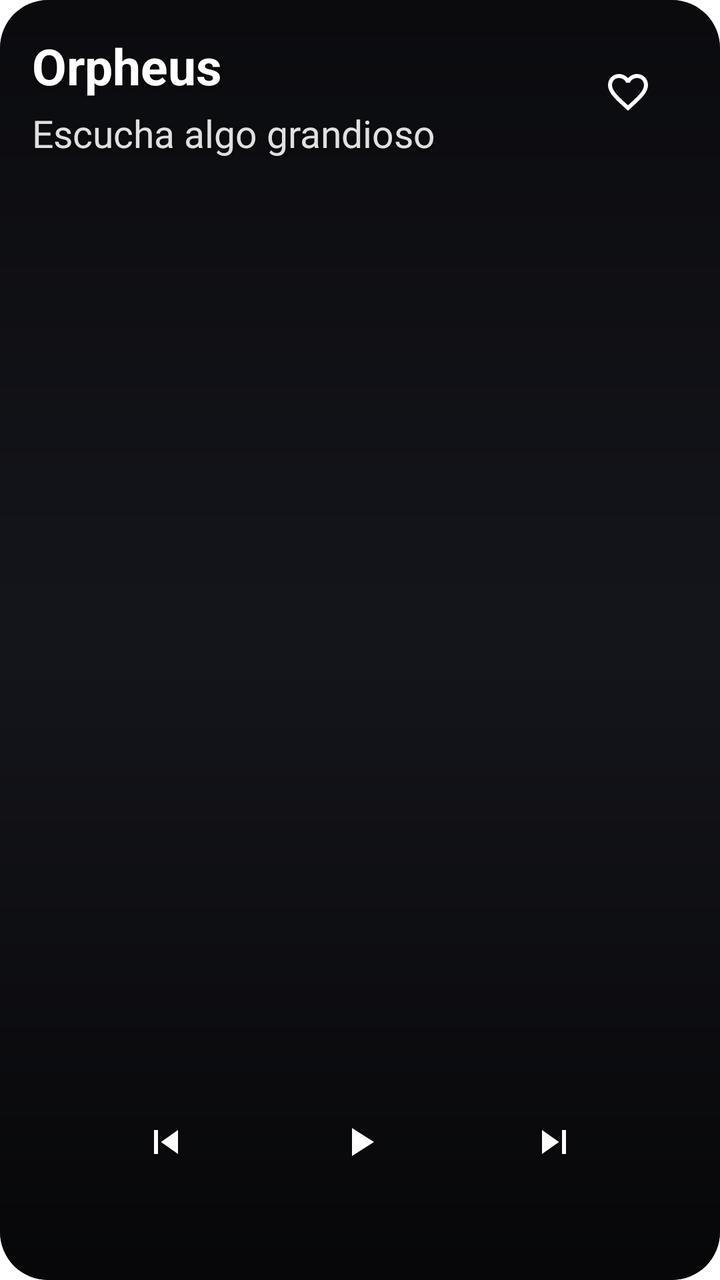
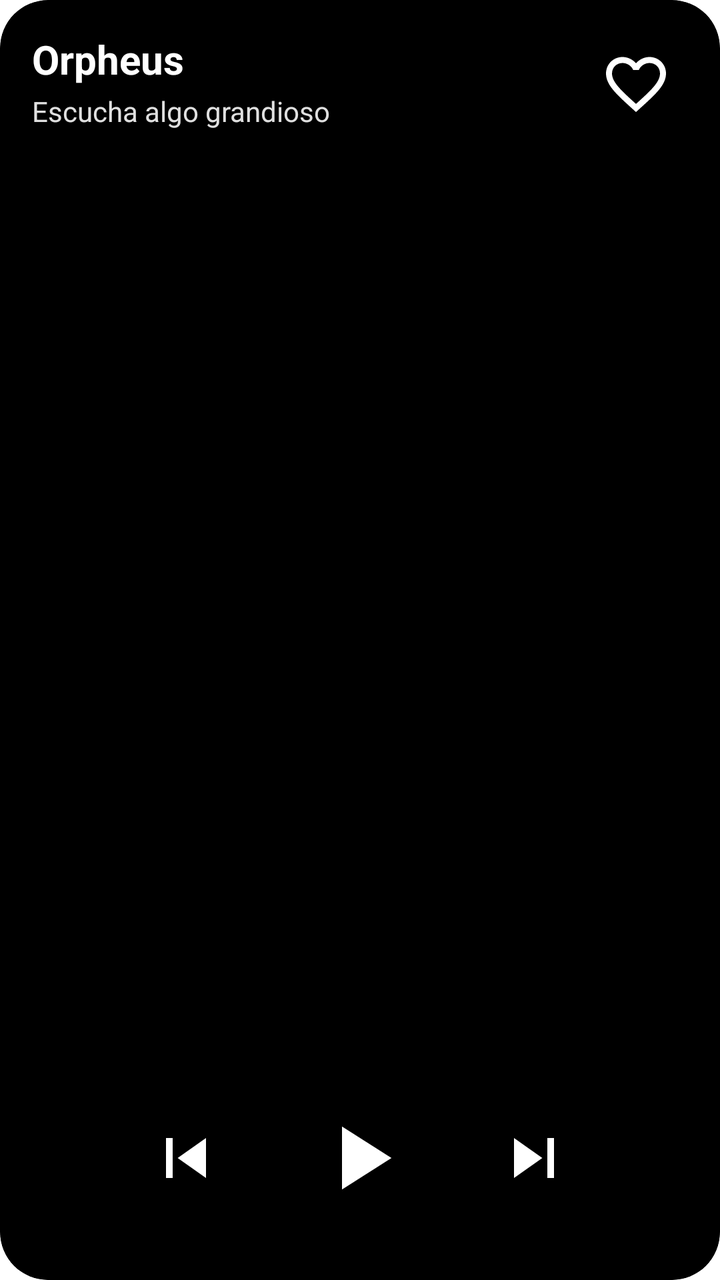

Two renders of the same Android screen: before a commit and after it. Below are the layout's source before the change and the commit's diff.
<!-- AndroidManifest.xml: fallback theme Theme.MaterialComponents.DayNight.NoActionBar -->
<!-- res/layout/orpheus_widget_immersive_layout.xml -->
<?xml version="1.0" encoding="utf-8"?>
<FrameLayout xmlns:android="http://schemas.android.com/apk/res/android"
    android:id="@+id/widget_container"
    android:layout_width="match_parent"
    android:layout_height="match_parent"
    android:background="@drawable/widget_immersive_background">

    
    <ImageView
        android:id="@+id/widget_cover_image"
        android:layout_width="match_parent"
        android:layout_height="match_parent"
        android:scaleType="centerCrop"
        android:contentDescription="@null" />

    
    <ImageView
        android:id="@+id/widget_scrim_overlay"
        android:layout_width="match_parent"
        android:layout_height="match_parent"
        android:src="@drawable/widget_immersive_scrim"
        android:scaleType="fitXY"
        android:contentDescription="@null" />

    
    <RelativeLayout
        android:id="@+id/widget_ui_overlay"
        android:layout_width="match_parent"
        android:layout_height="match_parent"
        android:padding="16dp">

        
        <ImageButton
            android:id="@+id/widget_btn_like"
            android:layout_width="60dp"
            android:layout_height="60dp"
            android:layout_alignParentTop="true"
            android:layout_alignParentEnd="true"
            android:background="@android:color/transparent"
            android:src="@drawable/ic_heart_outline"
            android:scaleType="centerInside"
            android:contentDescription="@null" />

        
        <LinearLayout
            android:id="@+id/widget_metadata_container"
            android:layout_width="match_parent"
            android:layout_height="wrap_content"
            android:layout_alignParentTop="true"
            android:layout_alignParentStart="true"
            android:layout_toStartOf="@id/widget_btn_like"
            android:layout_marginEnd="12dp"
            android:orientation="vertical">

            <TextView
                android:id="@+id/widget_track_title"
                android:layout_width="wrap_content"
                android:layout_height="wrap_content"
                android:text="Orpheus"
                android:textColor="#FFFFFF"
                android:textSize="25sp"
                android:textStyle="bold"
                android:maxLines="1"
                android:ellipsize="end"
                android:shadowColor="#80000000"
                android:shadowDx="0"
                android:shadowDy="2"
                android:shadowRadius="4" />

            <TextView
                android:id="@+id/widget_track_artist"
                android:layout_width="wrap_content"
                android:layout_height="wrap_content"
                android:layout_marginTop="4dp"
                android:text="Escucha algo grandioso"
                android:textColor="#E0E0E0"
                android:textSize="19sp"
                android:maxLines="1"
                android:ellipsize="end"
                android:shadowColor="#80000000"
                android:shadowDx="0"
                android:shadowDy="1"
                android:shadowRadius="3" />
        </LinearLayout>

        
        <LinearLayout
            android:id="@+id/widget_playback_controls"
            android:layout_width="match_parent"
            android:layout_height="wrap_content"
            android:layout_alignParentBottom="true"
            android:layout_centerHorizontal="true"
            android:layout_marginBottom="8dp"
            android:gravity="center"
            android:orientation="horizontal">

            
            <ImageButton
                android:id="@+id/widget_btn_prev"
                android:layout_width="72dp"
                android:layout_height="72dp"
                android:layout_marginEnd="16dp"
                android:background="@android:color/transparent"
                android:src="@drawable/ic_skip_previous"
                android:scaleType="centerInside"
                android:contentDescription="@null" />

            
            <ImageButton
                android:id="@+id/widget_btn_play_pause"
                android:layout_width="90dp"
                android:layout_height="90dp"
                android:background="@android:color/transparent"
                android:src="@drawable/ic_play"
                android:scaleType="centerInside"
                android:contentDescription="@null" />

            
            <ImageButton
                android:id="@+id/widget_btn_next"
                android:layout_width="72dp"
                android:layout_height="72dp"
                android:layout_marginStart="16dp"
                android:background="@android:color/transparent"
                android:src="@drawable/ic_skip_next"
                android:scaleType="centerInside"
                android:contentDescription="@null" />
        </LinearLayout>

    </RelativeLayout>
</FrameLayout>
<!-- resources referenced by this layout -->
<resources>
  <!-- drawable ic_heart_outline (drawable) -->
  <vector xmlns:android="http://schemas.android.com/apk/res/android"
      android:width="24dp"
      android:height="24dp"
      android:viewportWidth="24"
      android:viewportHeight="24">
      <path
          android:fillColor="#FFFFFFFF"
          android:pathData="M16.5,3c-1.74,0 -3.41,0.81 -4.5,2.09C10.91,3.81 9.24,3 7.5,3 4.42,3 2,5.42 2,8.5c0,3.78 3.4,6.86 8.55,11.54L12,21.35l1.45,-1.32C18.6,15.36 22,12.28 22,8.5 22,5.42 19.58,3 16.5,3zM12.1,18.55l-0.1,0.1 -0.1,-0.1C7.14,14.24 4,11.39 4,8.5 4,6.5 5.5,5 7.5,5c1.54,0 3.04,0.99 3.57,2.36h1.87C13.46,5.99 14.96,5 16.5,5c2,0 3.5,1.5 3.5,3.5 0,2.89 -3.14,5.74 -7.9,10.05z"/>
  </vector>
  <!-- drawable ic_play (drawable) -->
  <vector xmlns:android="http://schemas.android.com/apk/res/android"
      android:width="24dp"
      android:height="24dp"
      android:viewportWidth="24"
      android:viewportHeight="24">
      <path
          android:fillColor="#FFFFFFFF"
          android:pathData="M8,5v14l11,-7z"/>
  </vector>
  <!-- drawable ic_skip_next (drawable) -->
  <vector xmlns:android="http://schemas.android.com/apk/res/android"
      android:width="24dp"
      android:height="24dp"
      android:viewportWidth="24"
      android:viewportHeight="24">
      <path
          android:fillColor="#FFFFFFFF"
          android:pathData="M6,18l8.5,-6L6,6v12zM16,6v12h2V6h-2z"/>
  </vector>
  <!-- drawable ic_skip_previous (drawable) -->
  <vector xmlns:android="http://schemas.android.com/apk/res/android"
      android:width="24dp"
      android:height="24dp"
      android:viewportWidth="24"
      android:viewportHeight="24">
      <path
          android:fillColor="#FFFFFFFF"
          android:pathData="M6,6h2v12H6zm3.5,6l8.5,6V6z"/>
  </vector>
  <!-- drawable widget_immersive_background (drawable) -->
  <?xml version="1.0" encoding="utf-8"?>
  <shape xmlns:android="http://schemas.android.com/apk/res/android"
      android:shape="rectangle">
      <corners android:radius="24dp" />
      <solid android:color="#14151B" />
  </shape>
  <!-- drawable widget_immersive_scrim (drawable) -->
  <?xml version="1.0" encoding="utf-8"?>
  <shape xmlns:android="http://schemas.android.com/apk/res/android"
      android:shape="rectangle">
      <corners android:radius="24dp" />
      <gradient
          android:type="linear"
          android:angle="270"
          android:startColor="#80000000"
          android:centerColor="#00000000"
          android:endColor="#B3000000" />
  </shape>
</resources>

<!-- the commit's change to res/layout/orpheus_widget_immersive_layout.xml (unified diff, before → after) -->
@@ -3,7 +3,9 @@
     android:id="@+id/widget_container"
     android:layout_width="match_parent"
     android:layout_height="match_parent"
-    android:background="@drawable/widget_immersive_background">
+    android:padding="0dp"
+    android:background="@drawable/widget_immersive_background"
+    android:clipToOutline="true">
 
     
     <ImageView
@@ -32,13 +34,14 @@
         
         <ImageButton
             android:id="@+id/widget_btn_like"
-            android:layout_width="60dp"
-            android:layout_height="60dp"
+            android:layout_width="52dp"
+            android:layout_height="52dp"
             android:layout_alignParentTop="true"
             android:layout_alignParentEnd="true"
+            android:padding="8dp"
             android:background="@android:color/transparent"
             android:src="@drawable/ic_heart_outline"
-            android:scaleType="centerInside"
+            android:scaleType="fitCenter"
             android:contentDescription="@null" />
 
         
@@ -58,7 +61,7 @@
                 android:layout_height="wrap_content"
                 android:text="Orpheus"
                 android:textColor="#FFFFFF"
-                android:textSize="25sp"
+                android:textSize="20sp"
                 android:textStyle="bold"
                 android:maxLines="1"
                 android:ellipsize="end"
@@ -71,10 +74,10 @@
                 android:id="@+id/widget_track_artist"
                 android:layout_width="wrap_content"
                 android:layout_height="wrap_content"
-                android:layout_marginTop="4dp"
+                android:layout_marginTop="3dp"
                 android:text="Escucha algo grandioso"
                 android:textColor="#E0E0E0"
-                android:textSize="19sp"
+                android:textSize="14sp"
                 android:maxLines="1"
                 android:ellipsize="end"
                 android:shadowColor="#80000000"
@@ -90,40 +93,43 @@
             android:layout_height="wrap_content"
             android:layout_alignParentBottom="true"
             android:layout_centerHorizontal="true"
-            android:layout_marginBottom="8dp"
+            android:layout_marginBottom="6dp"
             android:gravity="center"
             android:orientation="horizontal">
 
             
             <ImageButton
                 android:id="@+id/widget_btn_prev"
-                android:layout_width="72dp"
-                android:layout_height="72dp"
+                android:layout_width="64dp"
+                android:layout_height="64dp"
                 android:layout_marginEnd="16dp"
+                android:padding="12dp"
                 android:background="@android:color/transparent"
                 android:src="@drawable/ic_skip_previous"
-                android:scaleType="centerInside"
+                android:scaleType="fitCenter"
                 android:contentDescription="@null" />
 
             
             <ImageButton
                 android:id="@+id/widget_btn_play_pause"
-                android:layout_width="90dp"
-                android:layout_height="90dp"
+                android:layout_width="78dp"
+                android:layout_height="78dp"
+                android:padding="12dp"
                 android:background="@android:color/transparent"
                 android:src="@drawable/ic_play"
-                android:scaleType="centerInside"
+                android:scaleType="fitCenter"
                 android:contentDescription="@null" />
 
             
             <ImageButton
                 android:id="@+id/widget_btn_next"
-                android:layout_width="72dp"
-                android:layout_height="72dp"
+                android:layout_width="64dp"
+                android:layout_height="64dp"
                 android:layout_marginStart="16dp"
+                android:padding="12dp"
                 android:background="@android:color/transparent"
                 android:src="@drawable/ic_skip_next"
-                android:scaleType="centerInside"
+                android:scaleType="fitCenter"
                 android:contentDescription="@null" />
         </LinearLayout>
 
<!-- resource entries referenced after the edit -->
@@ -45,7 +45,7 @@
   <shape xmlns:android="http://schemas.android.com/apk/res/android"
       android:shape="rectangle">
       <corners android:radius="24dp" />
-      <solid android:color="#14151B" />
+      <solid android:color="#000000" />
   </shape>
   <!-- drawable widget_immersive_scrim (drawable) -->
   <?xml version="1.0" encoding="utf-8"?>
@@ -55,7 +55,7 @@
       <gradient
           android:type="linear"
           android:angle="270"
-          android:startColor="#80000000"
+          android:startColor="#66000000"
           android:centerColor="#00000000"
           android:endColor="#B3000000" />
   </shape>
